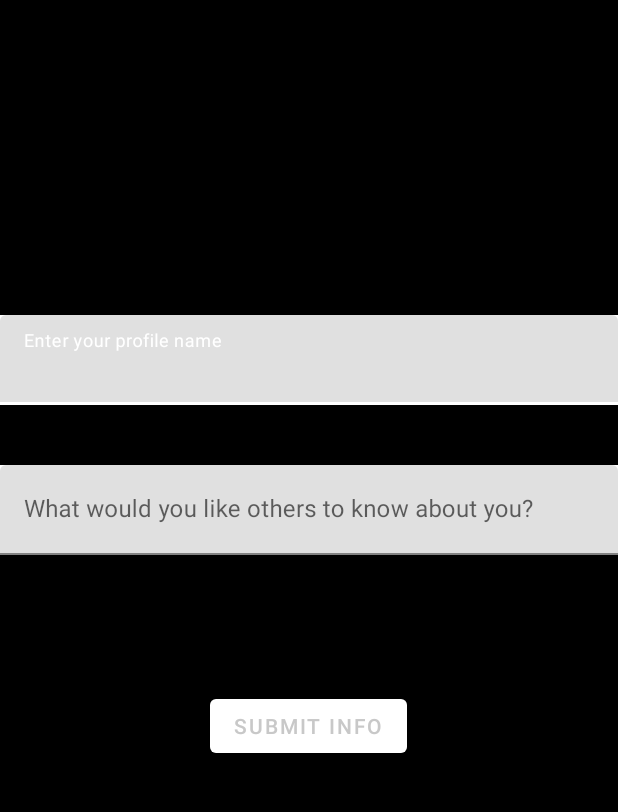
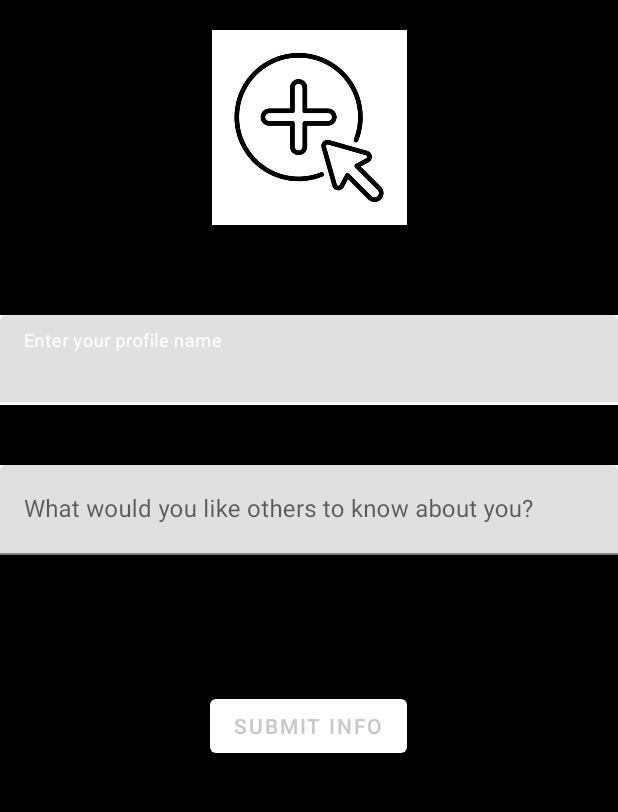
Before and after one commit to reyhanSchool/AutoGram, an Android app: the CreateUserProfileAndBio screen opened directly, with no data from a screen before it, on a phone screen of 412 x 824 dp, the part 210-1022 px from its top. Run offline under Robolectric (Android 15) with nearby library versions, the phone set to English and light mode, and no system bars.

Commit message:
modified the option to let the user select a profile pic when creating an account

```diff
--- a/app/src/main/java/com/example/autogram/HomePage.java
+++ b/app/src/main/java/com/example/autogram/HomePage.java
@@ -45,6 +45,8 @@ public class HomePage extends AppCompatActivity implements SearchView.OnQueryTex
             }
         });
 
+        //The notes should display only who the user follows (is subscribed to) and shown in chronological order
+        //However if the user is subscribed to no one, all the posts in the database should be displayed
         dbHelper = new MyDatabaseHelper(this);
         recyclerView = findViewById(R.id.recyclerViewHomePage);
         recyclerView.setLayoutManager(new LinearLayoutManager(this));
--- a/app/src/main/res/layout/activity_create_user_profile_and_bio.xml
+++ b/app/src/main/res/layout/activity_create_user_profile_and_bio.xml
@@ -23,12 +23,15 @@
 
     <ImageView
         android:id="@+id/uploadProfilePic"
-        android:layout_width="150dp"
+        android:layout_width="200dp"
         android:layout_height="150dp"
         android:layout_gravity="center_horizontal"
         android:layout_marginTop="150dp"
-        tools:srcCompat="@tools:sample/avatars"
-        android:visibility="visible"/>
+        android:clickable="true"
+        android:onClick="showPopup"
+        android:padding="10dp"
+        android:visibility="visible"
+        android:src="@drawable/add_photo" />
 
     <com.google.android.material.textfield.TextInputLayout
         android:id="@+id/userProfileDisplayName"
```
Also changed, not shown: app/src/main/java/com/example/autogram/CreateUserProfileAndBio.java (+17 -12 lines), app/src/main/res/drawable/add_photo.jpg (added).
